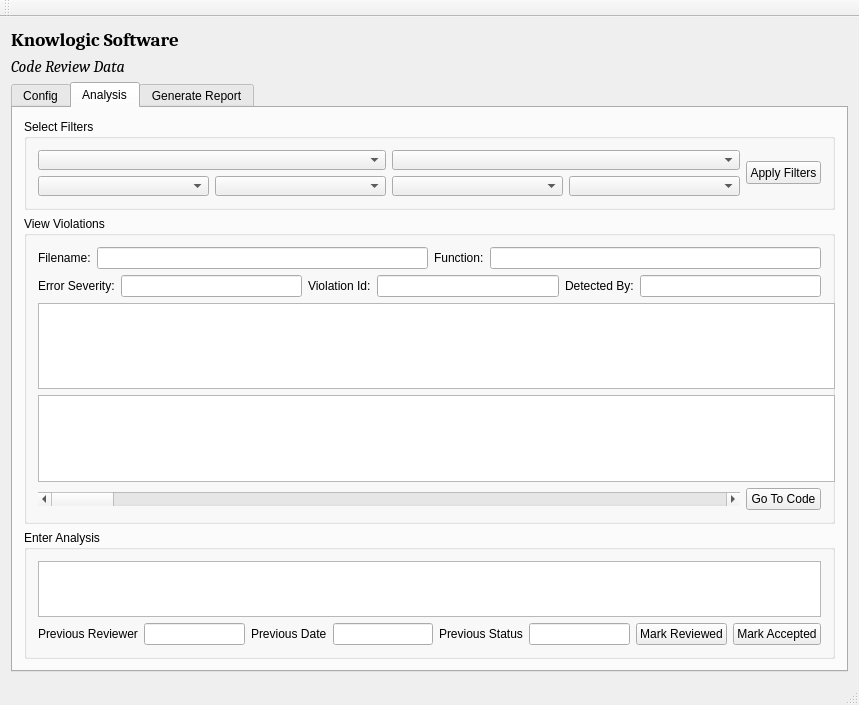
Before: the Qt Designer form crmainwindow.ui in jvahue/codereview1, drawn with Qt 5.
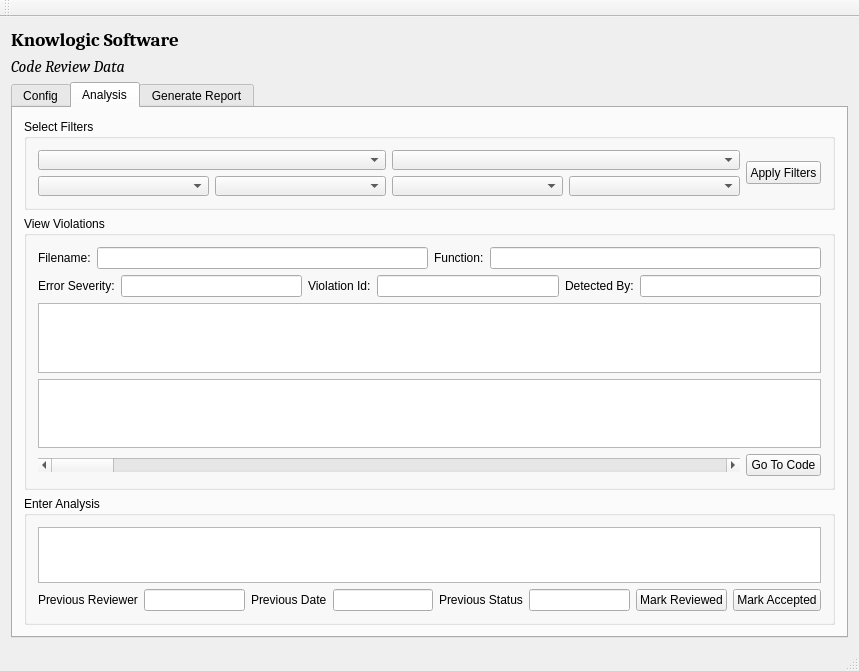
After: the same form once the commit is applied. The open tabs and pages were chosen to show the change.

Commit message: Add Analysis output window

The edit to the form file:
```diff
--- a/crmainwindow.ui
+++ b/crmainwindow.ui
@@ -7,7 +7,7 @@
     <x>0</x>
     <y>0</y>
     <width>855</width>
-    <height>705</height>
+    <height>671</height>
    </rect>
   </property>
   <property name="windowTitle">
@@ -395,24 +395,10 @@
                <item>
                 <layout class="QVBoxLayout" name="verticalLayout_7">
                  <item>
-                  <widget class="QTextBrowser" name="textBrowser_Description">
-                   <property name="minimumSize">
-                    <size>
-                     <width>797</width>
-                     <height>47</height>
-                    </size>
-                   </property>
-                  </widget>
+                  <widget class="QTextEdit" name="textBrowser_Description"/>
                  </item>
                  <item>
-                  <widget class="QTextBrowser" name="textBrowser_Details">
-                   <property name="minimumSize">
-                    <size>
-                     <width>797</width>
-                     <height>46</height>
-                    </size>
-                   </property>
-                  </widget>
+                  <widget class="QTextEdit" name="textBrowser_Details"/>
                  </item>
                 </layout>
                </item>
@@ -462,14 +448,7 @@
                <item>
                 <layout class="QVBoxLayout" name="verticalLayout_4">
                  <item>
-                  <widget class="QPlainTextEdit" name="plainTextEdit_Analysis">
-                   <property name="sizePolicy">
-                    <sizepolicy hsizetype="Expanding" vsizetype="Expanding">
-                     <horstretch>0</horstretch>
-                     <verstretch>0</verstretch>
-                    </sizepolicy>
-                   </property>
-                  </widget>
+                  <widget class="QTextEdit" name="plainTextEdit_Analysis"/>
                  </item>
                  <item>
                   <layout class="QHBoxLayout" name="horizontalLayout_16">
```
Left out of the diff: 12 changed lines with no effect on the pictures. The commit also changes 5 other files.
